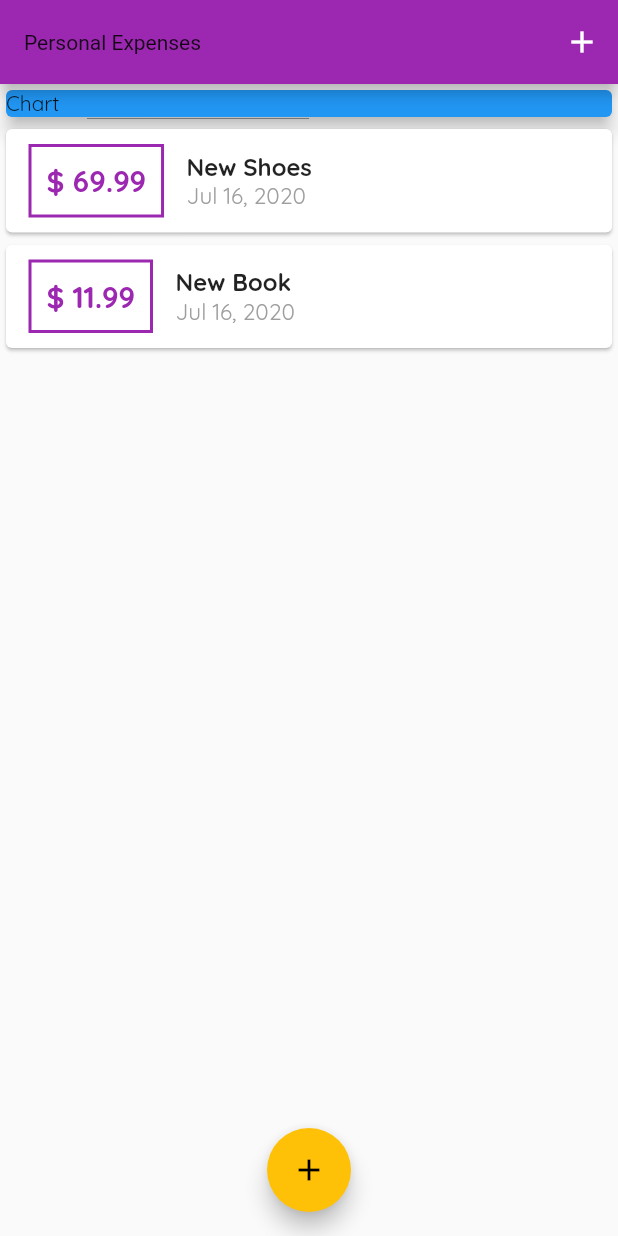
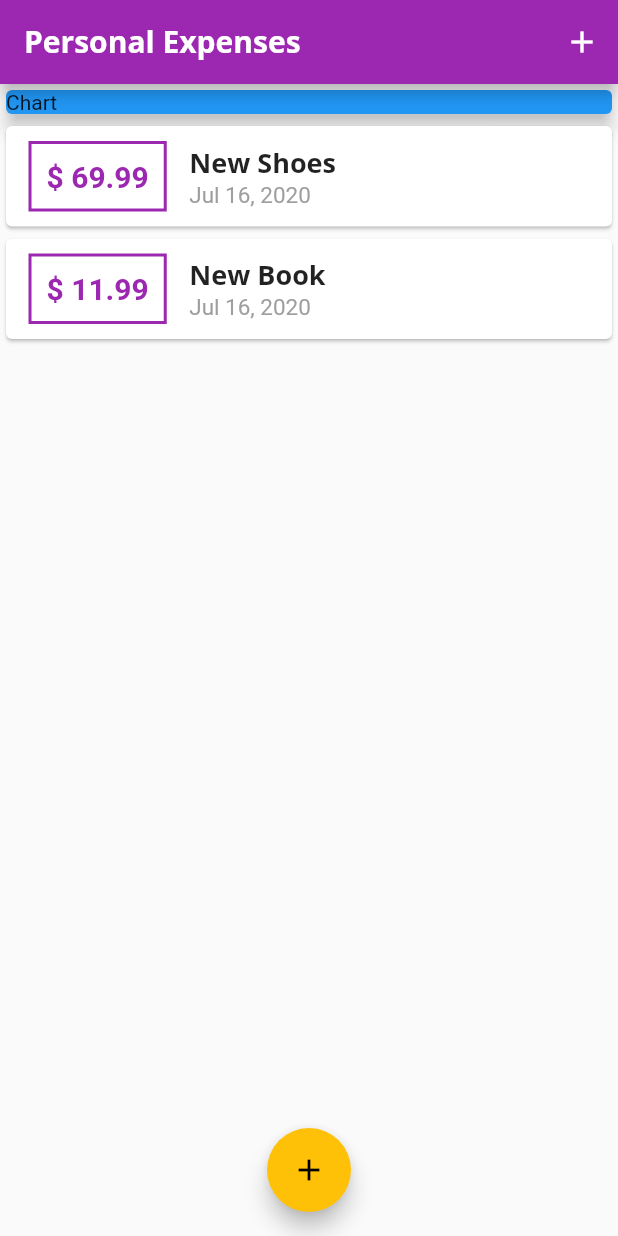
Before and after one commit to luohao122/expense-planner-app, a Flutter app: the screen it shows after launch, on a phone screen of 412 x 824 dp. Run offline on Flutter 3.47's test engine with Material 2 defaults, Android fonts, the phone set to English and light mode, and no system bars.

Commit message:
update textTheme

```diff
--- a/lib/main.dart
+++ b/lib/main.dart
@@ -12,11 +12,25 @@ class ExpensePlannerApp extends StatelessWidget {
     return MaterialApp(
       title: 'Personal Expenses App',
       theme: ThemeData(
-        primarySwatch: Colors.purple,
-        accentColor: Colors.amber,
-        fontFamily: 'Quicksand',
-        appBarTheme: AppBarTheme(textTheme: ThemeData.light().textTheme.copyWith(title: ),)
-      ),
+          primarySwatch: Colors.purple,
+          accentColor: Colors.amber,
+          fontFamily: 'Quicksand',
+          textTheme: ThemeData.light().textTheme.copyWith(
+                headline6: TextStyle(
+                  fontFamily: 'OpenSans',
+                  fontWeight: FontWeight.bold,
+                  fontSize: 18,
+                ),
+              ),
+          appBarTheme: AppBarTheme(
+            textTheme: ThemeData.light().textTheme.copyWith(
+                  headline6: TextStyle(
+                    fontFamily: 'OpenSans',
+                    fontSize: 20,
+                    fontWeight: FontWeight.bold,
+                  ),
+                ),
+          )),
       home: ExpensePlannerPage(),
     );
   }
--- a/lib/widgets/transaction_list.dart
+++ b/lib/widgets/transaction_list.dart
@@ -42,10 +42,7 @@ class TransactionList extends StatelessWidget {
                   children: <Widget>[
                     Text(
                       transactions[index].title,
-                      style: TextStyle(
-                        fontWeight: FontWeight.bold,
-                        fontSize: 16,
-                      ),
+                      style: Theme.of(context).textTheme.headline6,
                     ),
                     Text(
                       DateFormat.yMMMd().format(transactions[index].date),
```
